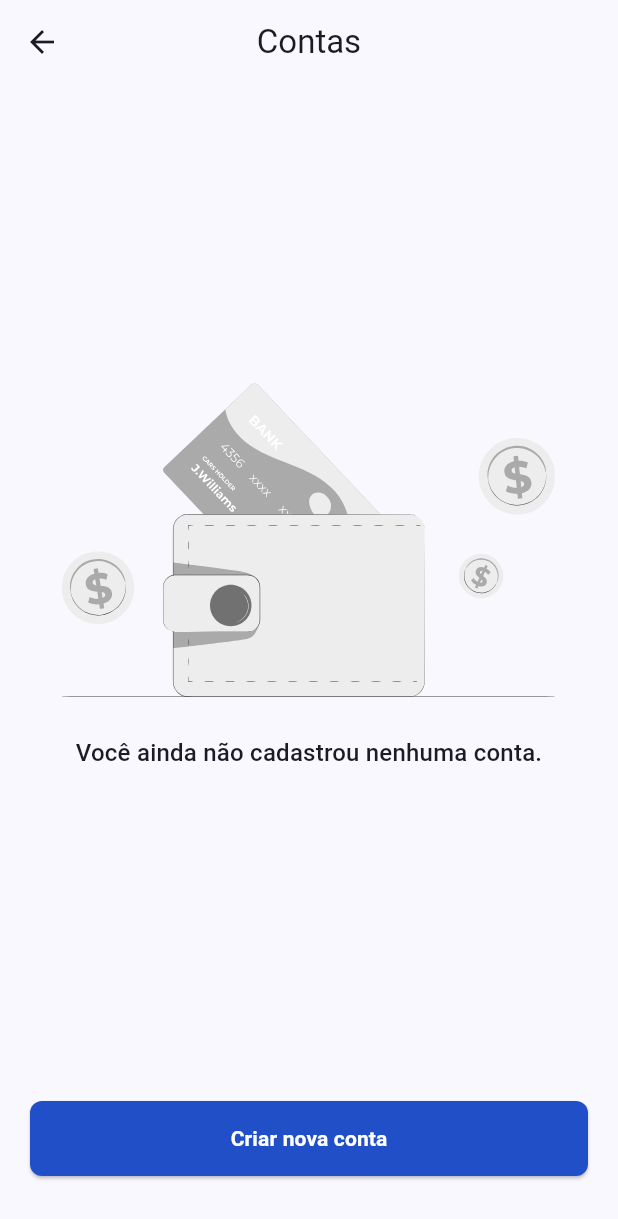
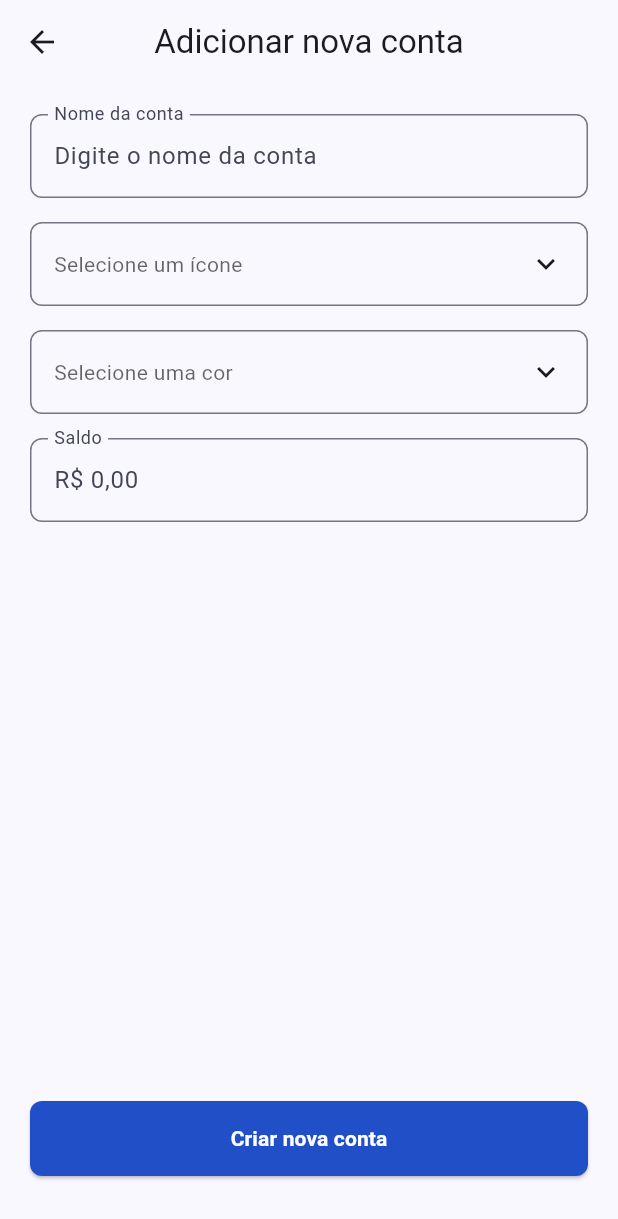
Before and after one commit to LuizHFJesus/konta_app, a Flutter app: the AccountsView screen opened by its route, after a tap on "Criar nova conta", on a phone screen of 412 x 824 dp. Shown: the top 1219 px of the screen. Run offline on Flutter 3.47's test engine with Material 3 defaults, Android fonts, the phone set to English and light mode, and no system bars; our stand-ins replace flutter_svg, get, get_it, go_router, google_fonts; missing offline and left inert: dart_either; accounts and stored records are empty; Roboto replaces fonts that are missing (Vazirmatn).

Commit message:
feat(accounts): implement accounts create/edit form

```diff
--- a/lib/app/di/dependency_injection.dart
+++ b/lib/app/di/dependency_injection.dart
@@ -1,6 +1,7 @@
 import 'package:get_it/get_it.dart';
 import 'package:konta_app/feature/accounts/data/repository/account_repository.dart';
 import 'package:konta_app/feature/accounts/data/repository/account_repository_mock.dart';
+import 'package:konta_app/feature/accounts/ui/controllers/account_form_controller.dart';
 import 'package:konta_app/feature/accounts/ui/controllers/accounts_controller.dart';
 import 'package:konta_app/feature/auth/data/repository/auth_repository.dart';
 import 'package:konta_app/feature/auth/data/repository/auth_repository_mock.dart';
@@ -16,4 +17,5 @@ Future<void> injectDependencies() async {
   // Controllers
   getIt.registerLazySingleton<AuthController>(AuthController.new);
   getIt.registerLazySingleton<AccountsController>(AccountsController.new);
+  getIt.registerFactory<AccountFormController>(AccountFormController.new);
 }
--- a/lib/app/navigation/app_routes.dart
+++ b/lib/app/navigation/app_routes.dart
@@ -5,4 +5,6 @@ class AppRoutes {
   static const String reminder = '/reminder';
   static const String profile = '/profile';
   static const String accounts = '/accounts';
+  static const String accountsCreate = '/accounts/create';
+  static const String accountsEdit = '/accounts/edit/:id';
 }
--- /dev/null
+++ b/lib/common/utils/currency_input_formatter.dart
@@ -0,0 +1,51 @@
+import 'package:flutter/services.dart';
+import 'package:intl/intl.dart';
+
+class CurrencyInputFormatter extends TextInputFormatter {
+  static final _formatter = NumberFormat.currency(
+    locale: 'pt_BR',
+    symbol: r'R$',
+  );
+
+  static String format(double value) {
+    return _formatter.format(value);
+  }
+
+  static double unformat(String text) {
+    print('text = $text');
+    if (text.isEmpty) return 0;
+    try {
+      final cleanedText = text.replaceAll(r'R$', '').trim().replaceAll('.', '');
+      final parsableText = cleanedText.replaceAll(',', '.');
+      return double.tryParse(parsableText) ?? 0.0;
+    } catch (e) {
+      return 0;
+    }
+  }
+
+  @override
+  TextEditingValue formatEditUpdate(
+    TextEditingValue oldValue,
+    TextEditingValue newValue,
+  ) {
+    if (newValue.selection.baseOffset == 0) {
+      return newValue;
+    }
+
+    final newText = newValue.text.replaceAll(RegExp('[^0-9]'), '');
+
+    if (newText.isEmpty) {
+      return const TextEditingValue(
+        selection: TextSelection.collapsed(offset: 0),
+      );
+    }
+
+    final value = double.parse(newText) / 100;
+    final formattedText = _formatter.format(value);
+
+    return newValue.copyWith(
+      text: formattedText,
+      selection: TextSelection.collapsed(offset: formattedText.length),
+    );
+  }
+}
--- /dev/null
+++ b/lib/common/widgets/picker_field.dart
@@ -0,0 +1,54 @@
+import 'package:flutter/material.dart';
+
+class PickerField extends StatelessWidget {
+  const PickerField({
+    super.key,
+    required this.labelText,
+    required this.valueWidget,
+    this.onTap,
+    this.validator,
+  });
+
+  final String labelText;
+  final Widget valueWidget;
+  final VoidCallback? onTap;
+  final FormFieldValidator<String>? validator;
+
+  @override
+  Widget build(BuildContext context) {
+    return FormField<String>(
+      validator: validator == null ? null : (_) => validator!(null),
+      builder: (formFieldState) {
+        return Column(
+          crossAxisAlignment: CrossAxisAlignment.start,
+          children: [
+            InkWell(
+              onTap: onTap,
+              child: InputDecorator(
+                decoration: InputDecoration(
+                  border: OutlineInputBorder(
+                    borderRadius: BorderRadius.circular(8),
+                  ),
+
+                  errorText: formFieldState.hasError
+                      ? formFieldState.errorText
+                      : null,
+                ),
+                child: Row(
+                  mainAxisAlignment: MainAxisAlignment.spaceBetween,
+                  children: [
+                    valueWidget,
+                    Icon(
+                      Icons.keyboard_arrow_down,
+                      color: Theme.of(context).colorScheme.onSurface,
+                    ),
+                  ],
+                ),
+              ),
+            ),
+          ],
+        );
+      },
+    );
+  }
+}
--- /dev/null
+++ b/lib/feature/accounts/ui/views/add_edit_account_view.dart
@@ -0,0 +1,218 @@
+import 'package:flutter/material.dart';
+import 'package:flutter/services.dart';
+import 'package:get/get.dart';
+import 'package:go_router/go_router.dart';
+import 'package:konta_app/app/di/dependency_injection.dart';
+import 'package:konta_app/common/utils/currency_input_formatter.dart';
+import 'package:konta_app/common/widgets/custom_elevated_button.dart';
+import 'package:konta_app/common/widgets/picker_bottom_sheet.dart';
+import 'package:konta_app/common/widgets/picker_field.dart';
+import 'package:konta_app/feature/accounts/data/model/account.dart';
+import 'package:konta_app/feature/accounts/ui/controllers/account_form_controller.dart';
+import 'package:konta_app/feature/accounts/utils/account_presets.dart';
+
+class AddEditAccountView extends StatefulWidget {
+  const AddEditAccountView({super.key, this.accountToEdit});
+
+  final Account? accountToEdit;
+
+  @override
+  State<AddEditAccountView> createState() => _AddEditAccountViewState();
+}
+
+class _AddEditAccountViewState extends State<AddEditAccountView> {
+  late final AccountFormController controller;
+  late final bool isEditing;
+
+  @override
+  void initState() {
+    super.initState();
+    controller = getIt<AccountFormController>();
+    isEditing = widget.accountToEdit != null;
+    if (isEditing) controller.initEditing(widget.accountToEdit!);
+  }
+
+  @override
+  void dispose() {
+    controller.dispose();
+    super.dispose();
+  }
+
+  @override
+  Widget build(BuildContext context) {
+    return Obx(() {
+      return Scaffold(
+        appBar: AppBar(
+          title: Text(isEditing ? 'Editar conta' : 'Adicionar nova conta'),
+          centerTitle: true,
+          leading: IconButton(
+            icon: const Icon(Icons.arrow_back),
+            onPressed: () => context.pop(),
+          ),
+          actions: [
+            if (isEditing)
+              IconButton(
+                icon: const Icon(Icons.delete_outline),
+                onPressed: () => controller.deleteAccount(context),
+              ),
+          ],
+        ),
+        body: SingleChildScrollView(
+          padding: const EdgeInsets.all(20),
+          child: Form(
+            key: controller.formKey,
+            child: Column(
+              children: [
+                TextFormField(
+                  controller: controller.nameController,
+                  textInputAction: TextInputAction.done,
+                  textCapitalization: TextCapitalization.words,
+                  decoration: InputDecoration(
+                    labelText: 'Nome da conta',
+                    hintText: 'Digite o nome da conta',
+                    floatingLabelBehavior: FloatingLabelBehavior.always,
+                    border: OutlineInputBorder(
+                      borderRadius: BorderRadius.circular(8),
+                    ),
+                  ),
+                  validator: controller.validateName,
+                ),
+                const SizedBox(height: 16),
+                PickerField(
+                  labelText: 'Ícone',
+                  onTap: _showIconPicker,
+                  validator: (_) => controller.validateIcon(),
+                  valueWidget: controller.selectedIcon.value == null
+                      ? Text(
+                          'Selecione um ícone',
+                          style: TextStyle(color: Theme.of(context).hintColor),
+                        )
+                      : Icon(
+                          controller.selectedIcon.value,
+                          color: Theme.of(context).colorScheme.onSurface,
+                        ),
+                ),
+                const SizedBox(height: 16),
+                PickerField(
+                  labelText: 'Cor',
+                  onTap: _showColorPicker,
+                  validator: (_) => controller.validateColor(),
+                  valueWidget: controller.selectedColor.value == null
+                      ? Text(
+                          'Selecione uma cor',
+                          style: TextStyle(color: Theme.of(context).hintColor),
+                        )
+                      : Container(
+                          width: 24,
+                          height: 24,
+                          decoration: BoxDecoration(
+                            color: controller.selectedColor.value,
+                            borderRadius: BorderRadius.circular(4),
+                          ),
+                        ),
+                ),
+                const SizedBox(height: 16),
+                TextFormField(
+                  controller: controller.balanceController,
+                  textInputAction: TextInputAction.done,
+                  keyboardType: TextInputType.number,
+                  decoration: InputDecoration(
+                    labelText: 'Saldo',
+                    hintText: r'R$ 0,00',
+                    floatingLabelBehavior: FloatingLabelBehavior.always,
+                    border: OutlineInputBorder(
+                      borderRadius: BorderRadius.circular(8),
+                    ),
+                  ),
+                  inputFormatters: [
+                    FilteringTextInputFormatter.digitsOnly,
+                    CurrencyInputFormatter()
+                  ],
+                  validator: controller.validateBalace,
+                  readOnly: isEditing,
+                  enabled: !isEditing,
+                ),
+              ],
+            ),
+          ),
+        ),
+        bottomNavigationBar: Column(
+          mainAxisSize: MainAxisSize.min,
+          children: [
+            if (controller.errorMessage != '')
+              Text(
+                controller.errorMessage,
+                style: Theme.of(context).textTheme.titleLarge?.copyWith(
+                  color: Theme.of(context).colorScheme.error,
+                ),
+              ),
+            Padding(
+              padding: const EdgeInsets.fromLTRB(20, 20, 20, 40),
+              child: CustomElevatedButton(
+                text: isEditing ? 'Salvar alterações' : 'Criar nova conta',
+                onPressed: () => controller.saveOrUpdateAccount(context),
+                isSubmitting: controller.isSubmitting,
+              ),
+            ),
+          ],
+        ),
+      );
+    });
+  }
+
+  void _showIconPicker() async {
+    final selectedIcon = await showModalBottomSheet<IconData>(
+      context: context,
+      builder: (context) => PickerBottomSheet<IconData>(
+        title: 'Selecione um ícone',
+        items: AccountPresets.predefinedIcons,
+        itemBuilder: (iconData) {
+          return IconButton(
+            onPressed: () => context.pop(iconData),
+            icon: Icon(iconData, size: 24),
+          );
+        },
+      ),
+      shape: const RoundedRectangleBorder(
+        borderRadius: BorderRadius.only(
+          topLeft: Radius.circular(16),
+          topRight: Radius.circular(16),
+        ),
+      ),
+    );
+
+    if (selectedIcon != null) controller.selectedIcon.value = selectedIcon;
+  }
+
+  void _showColorPicker() async {
+    final selectedColor = await showModalBottomSheet<Color>(
+      context: context,
+      builder: (context) => PickerBottomSheet<Color>(
+        title: 'Selecione uma cor',
+        items: AccountPresets.predefinedColors,
+        itemBuilder: (color) {
+          return InkWell(
+            onTap: () => context.pop(color),
+            borderRadius: BorderRadius.circular(4),
+            child: Container(
+              width: 24,
+              height: 24,
+              decoration: BoxDecoration(
+                color: color,
+                borderRadius: BorderRadius.circular(4),
+              ),
+            ),
+          );
+        },
+      ),
+      shape: const RoundedRectangleBorder(
+        borderRadius: BorderRadius.only(
+          topLeft: Radius.circular(16),
+          topRight: Radius.circular(16),
+        ),
+      ),
+    );
+
+    if (selectedColor != null) controller.selectedColor.value = selectedColor;
+  }
+}
--- a/lib/feature/accounts/utils/account_presets.dart
+++ b/lib/feature/accounts/utils/account_presets.dart
@@ -1,7 +1,7 @@
 import 'package:flutter/material.dart';
 
 class AccountPresets {
-  static const List<Color> predifinedColors = [
+  static const List<Color> predefinedColors = [
     Color(0xFFF1DD1E),
     Color(0xFFF5B426),
     Color(0xFFF2832A),
@@ -16,7 +16,7 @@ class AccountPresets {
     Color(0xFF95C940),
   ];
 
-  static const List<IconData> predifinedIcons = [
+  static const List<IconData> predefinedIcons = [
     Icons.receipt_long,
     Icons.wallet,
     Icons.savings,
```
Also changed, not shown: lib/app/navigation/app_router.dart (+17 -0 lines), lib/common/widgets/picker_bottom_sheet.dart (added, +49 -0 lines), lib/feature/accounts/ui/controllers/account_form_controller.dart (added, +130 -0 lines), lib/feature/accounts/ui/views/accounts_view.dart (+8 -4 lines).
